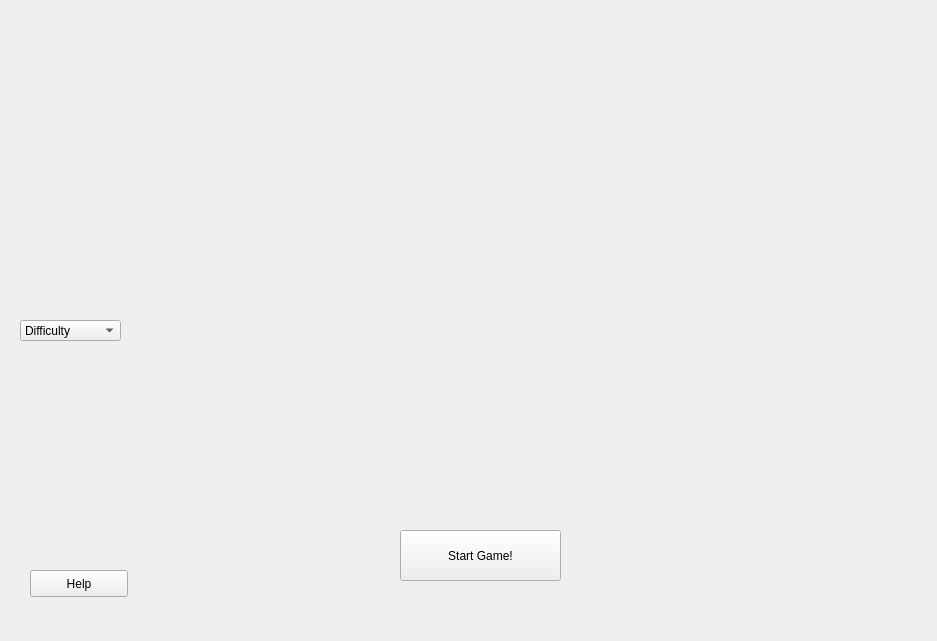
First picture: the form in mainwindow.ui, repository DomtronVox/space-factory, before the edit.
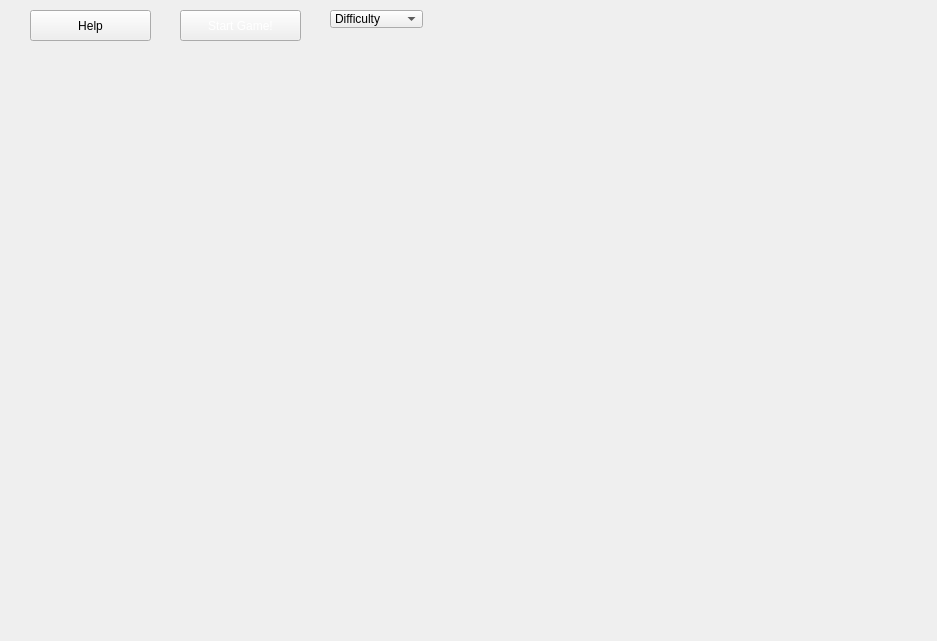
Second picture: the form after the edit. Icons and pictures are not drawn.

```diff
--- a/mainwindow.ui
+++ b/mainwindow.ui
@@ -18,17 +18,68 @@
     <string notr="true">background: url(:/images/space_background.png)
 </string>
    </property>
-   <widget class="QComboBox" name="cmbDifficultylvl">
+   <widget class="QWidget" name="widget" native="true">
+    <property name="geometry">
+     <rect>
+      <x>10</x>
+      <y>10</y>
+      <width>561</width>
+      <height>31</height>
+     </rect>
+    </property>
+    <property name="autoFillBackground">
+     <bool>false</bool>
+    </property>
+    <widget class="QPushButton" name="btnHelp">
     <property name="geometry">
      <rect>
       <x>20</x>
-      <y>320</y>
-      <width>101</width>
-      <height>21</height>
+       <y>0</y>
+       <width>121</width>
+       <height>31</height>
      </rect>
     </property>
     <property name="autoFillBackground">
-     <bool>true</bool>
+      <bool>false</bool>
+     </property>
+     <property name="styleSheet">
+      <string notr="true">qlineargradient (spread:pad, x1:0, y1:0, x2:1, y2:0, stop:0 rgba(0, 0, 0, 255), stop:1 rgba(255, 255, 255, 255))</string>
+     </property>
+     <property name="text">
+      <string>Help</string>
+     </property>
+    </widget>
+    <widget class="QPushButton" name="btnStartGame">
+     <property name="geometry">
+      <rect>
+       <x>170</x>
+       <y>0</y>
+       <width>121</width>
+       <height>31</height>
+      </rect>
+     </property>
+     <property name="autoFillBackground">
+      <bool>false</bool>
+     </property>
+     <property name="styleSheet">
+      <string notr="true">background-image: url(:/images/space_background.png);
+color: qlineargradient(spread:pad, x1:0, y1:0, x2:1, y2:0, stop:0 rgba(0, 0, 0, 255), stop:1 rgba(255, 255, 255, 255));</string>
+     </property>
+     <property name="text">
+      <string>Start Game!</string>
+     </property>
+    </widget>
+    <widget class="QComboBox" name="cmbDifficultylvl">
+     <property name="geometry">
+      <rect>
+       <x>320</x>
+       <y>0</y>
+       <width>93</width>
+       <height>18</height>
+      </rect>
+     </property>
+     <property name="autoFillBackground">
+      <bool>false</bool>
     </property>
     <property name="styleSheet">
      <string notr="true">background-image: url(:/images/space_background.png);</string>
@@ -57,43 +108,6 @@
      </property>
     </item>
    </widget>
-   <widget class="QPushButton" name="btnHelp">
-    <property name="geometry">
-     <rect>
-      <x>30</x>
-      <y>570</y>
-      <width>98</width>
-      <height>27</height>
-     </rect>
-    </property>
-    <property name="autoFillBackground">
-     <bool>true</bool>
-    </property>
-    <property name="styleSheet">
-     <string notr="true"/>
-    </property>
-    <property name="text">
-     <string>Help</string>
-    </property>
-   </widget>
-   <widget class="QPushButton" name="btnStartGame">
-    <property name="geometry">
-     <rect>
-      <x>400</x>
-      <y>530</y>
-      <width>161</width>
-      <height>51</height>
-     </rect>
-    </property>
-    <property name="autoFillBackground">
-     <bool>true</bool>
-    </property>
-    <property name="styleSheet">
-     <string notr="true">background-image: url(:/images/space_background.png);</string>
-    </property>
-    <property name="text">
-     <string>Start Game!</string>
-    </property>
    </widget>
   </widget>
   <widget class="QMenuBar" name="menuBar">
```
Left out of the diff: 2 changed lines with no effect on the pictures. Lines whose indentation alone changed are shown as unchanged.
